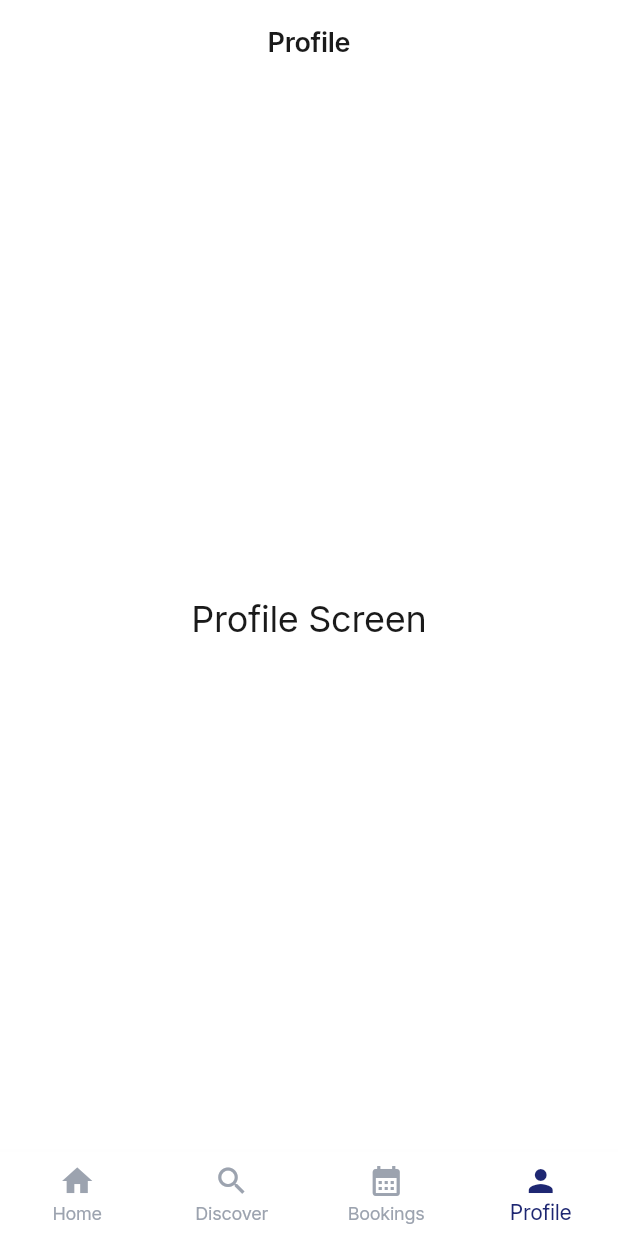
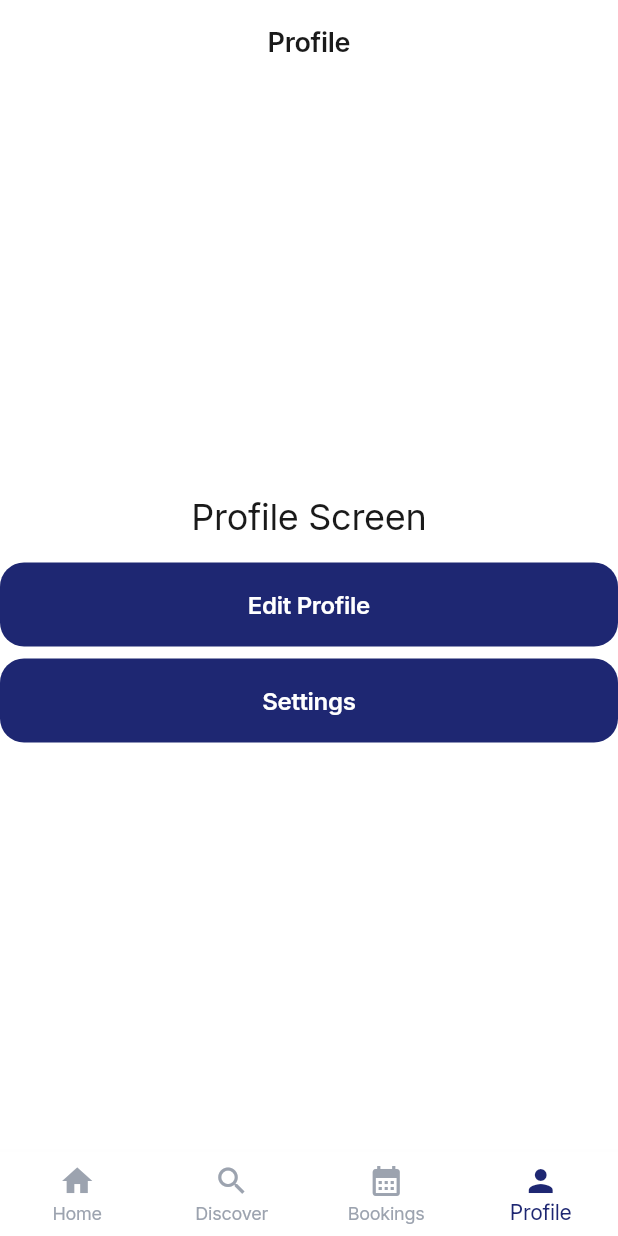
Before and after one commit to engEugene/fundi-connect, a Flutter app: the ProfileScreen screen opened by its route, on a phone screen of 412 x 824 dp. Run offline on Flutter 3.47's test engine with Material 3 defaults, Android fonts, the phone set to English and light mode, and no system bars; our stand-ins replace firebase_core, flutter_riverpod, go_router, google_fonts; accounts and stored records are empty.

Commit message:
final scaffold

```diff
--- a/lib/config/routes/app_router.dart
+++ b/lib/config/routes/app_router.dart
@@ -6,6 +6,7 @@ import '../../features/auth/screens/create_account_screen.dart';
 import '../../features/auth/screens/role_select_screen.dart';
 import '../../features/auth/screens/sign_in_screen.dart';
 import '../../features/auth/screens/verify_phone_screen.dart';
+import '../../features/bookings/screens/booking_detail_screen.dart';
 import '../../features/bookings/screens/bookings_screen.dart';
 import '../../features/bookings/screens/confirm_booking_screen.dart';
 import '../../features/bookings/screens/worker_dashboard_screen.dart';
@@ -14,7 +15,9 @@ import '../../features/discover/screens/search_results_screen.dart';
 import '../../features/discover/screens/worker_detail_screen.dart';
 import '../../features/home/screens/home_screen.dart';
 import '../../features/onboarding/screens/onboarding_screen.dart';
+import '../../features/profile/screens/edit_profile_screen.dart';
 import '../../features/profile/screens/profile_screen.dart';
+import '../../features/profile/screens/settings_screen.dart';
 import '../../core/widgets/shell_scaffold.dart';
 
 /// Application router.
@@ -87,6 +90,12 @@ class AppRouter {
             builder: (context, state) => const BookingsScreen(),
             routes: [
               GoRoute(
+                path: ':id',
+                builder: (context, state) => BookingDetailScreen(
+                  bookingId: state.pathParameters['id']!,
+                ),
+              ),
+              GoRoute(
                 path: 'confirm',
                 builder: (context, state) => const ConfirmBookingScreen(),
               ),
@@ -99,6 +108,16 @@ class AppRouter {
           GoRoute(
             path: RouteNames.profile,
             builder: (context, state) => const ProfileScreen(),
+            routes: [
+              GoRoute(
+                path: 'edit',
+                builder: (context, state) => const EditProfileScreen(),
+              ),
+              GoRoute(
+                path: 'settings',
+                builder: (context, state) => const SettingsScreen(),
+              ),
+            ],
           ),
         ],
       ),
--- a/lib/config/routes/route_names.dart
+++ b/lib/config/routes/route_names.dart
@@ -26,6 +26,11 @@ class RouteNames {
   static const String workerDetail = '$discover/worker/:id';
 
   // Booking sub-flows
+  static const String bookingDetail = '$bookings/:id';
   static const String confirmBooking = '$bookings/confirm';
   static const String workerDashboard = '$bookings/dashboard';
+
+  // Profile sub-flows
+  static const String editProfile = '$profile/edit';
+  static const String settings = '$profile/settings';
 }
--- a/lib/features/bookings/screens/bookings_screen.dart
+++ b/lib/features/bookings/screens/bookings_screen.dart
@@ -18,6 +18,11 @@ class BookingsScreen extends StatelessWidget {
             const Text('Bookings Screen', style: TextStyle(fontSize: 24)),
             const SizedBox(height: 16),
             ElevatedButton(
+              onPressed: () => context.go('${RouteNames.bookings}/1'),
+              child: const Text('Open Booking Detail'),
+            ),
+            const SizedBox(height: 8),
+            ElevatedButton(
               onPressed: () => context.go(RouteNames.confirmBooking),
               child: const Text('Confirm Booking'),
             ),
--- /dev/null
+++ b/lib/features/profile/screens/edit_profile_screen.dart
@@ -0,0 +1,16 @@
+import 'package:flutter/material.dart';
+
+/// Owner: Profile team (Feature 5)
+class EditProfileScreen extends StatelessWidget {
+  const EditProfileScreen({super.key});
+
+  @override
+  Widget build(BuildContext context) {
+    return Scaffold(
+      appBar: AppBar(title: const Text('Edit Profile')),
+      body: const Center(
+        child: Text('Edit Profile Screen', style: TextStyle(fontSize: 24)),
+      ),
+    );
+  }
+}
--- a/lib/features/profile/screens/profile_screen.dart
+++ b/lib/features/profile/screens/profile_screen.dart
@@ -1,4 +1,7 @@
 import 'package:flutter/material.dart';
+import 'package:go_router/go_router.dart';
+
+import '../../../config/routes/route_names.dart';
 
 /// Owner: Profile team (Feature 5)
 class ProfileScreen extends StatelessWidget {
@@ -8,8 +11,23 @@ class ProfileScreen extends StatelessWidget {
   Widget build(BuildContext context) {
     return Scaffold(
       appBar: AppBar(title: const Text('Profile')),
-      body: const Center(
-        child: Text('Profile Screen', style: TextStyle(fontSize: 24)),
+      body: Center(
+        child: Column(
+          mainAxisAlignment: MainAxisAlignment.center,
+          children: [
+            const Text('Profile Screen', style: TextStyle(fontSize: 24)),
+            const SizedBox(height: 16),
+            ElevatedButton(
+              onPressed: () => context.go(RouteNames.editProfile),
+              child: const Text('Edit Profile'),
+            ),
+            const SizedBox(height: 8),
+            ElevatedButton(
+              onPressed: () => context.go(RouteNames.settings),
+              child: const Text('Settings'),
+            ),
+          ],
+        ),
       ),
     );
   }
--- /dev/null
+++ b/lib/features/profile/screens/settings_screen.dart
@@ -0,0 +1,16 @@
+import 'package:flutter/material.dart';
+
+/// Owner: Profile team (Feature 5)
+class SettingsScreen extends StatelessWidget {
+  const SettingsScreen({super.key});
+
+  @override
+  Widget build(BuildContext context) {
+    return Scaffold(
+      appBar: AppBar(title: const Text('Settings')),
+      body: const Center(
+        child: Text('Settings Screen', style: TextStyle(fontSize: 24)),
+      ),
+    );
+  }
+}
```
Also changed, not shown: lib/features/bookings/screens/booking_detail_screen.dart (added, +22 -0 lines).
